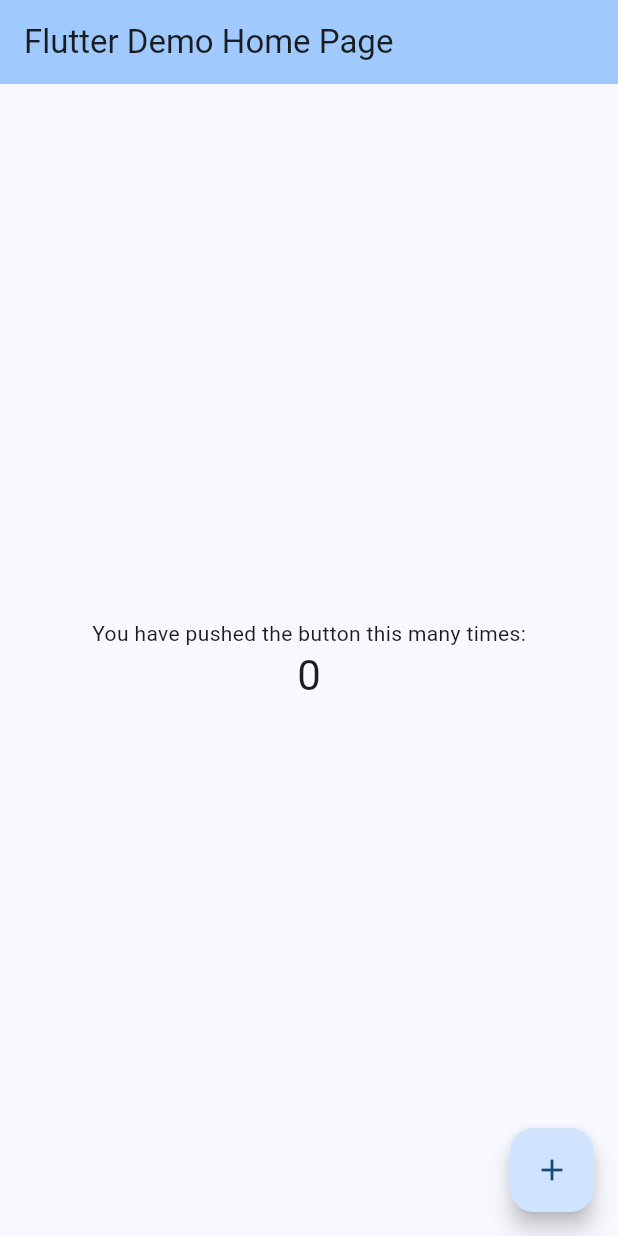
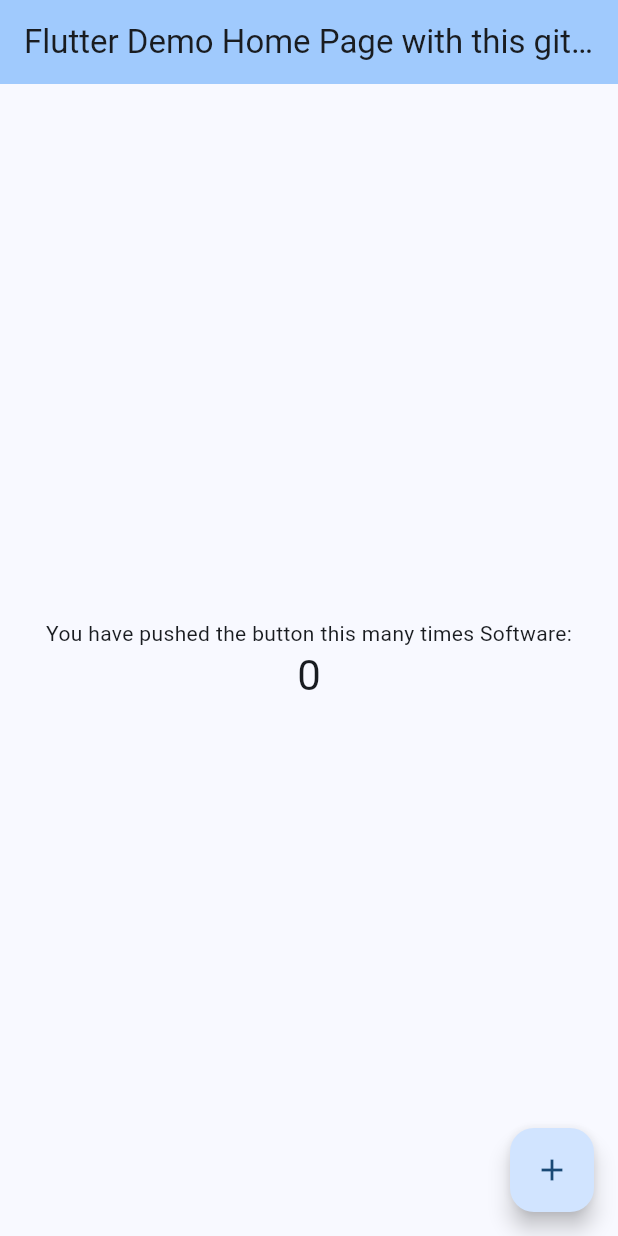
Before and after one commit to AmanForNeenjas/Software, a Flutter app: the screen it shows after launch, on a phone screen of 412 x 824 dp. Run offline on Flutter 3.47's test engine with Material 3 defaults, Android fonts, the phone set to English and light mode, and no system bars.

Commit message:
day1 completed

```diff
--- a/lib/main.dart
+++ b/lib/main.dart
@@ -31,7 +31,8 @@ class MyApp extends StatelessWidget {
         colorScheme: ColorScheme.fromSeed(seedColor: Colors.blue),
         useMaterial3: true,
       ),
-      home: const MyHomePage(title: 'Flutter Demo Home Page'),
+      home: const MyHomePage(
+        title: 'Flutter Demo Home Page with this git testing done'),
     );
   }
 }
@@ -106,7 +107,7 @@ class _MyHomePageState extends State<MyHomePage> {
           mainAxisAlignment: MainAxisAlignment.center,
           children: <Widget>[
             const Text(
-              'You have pushed the button this many times:',
+              'You have pushed the button this many times Software:',
             ),
             Text(
               '$_counter',
```
